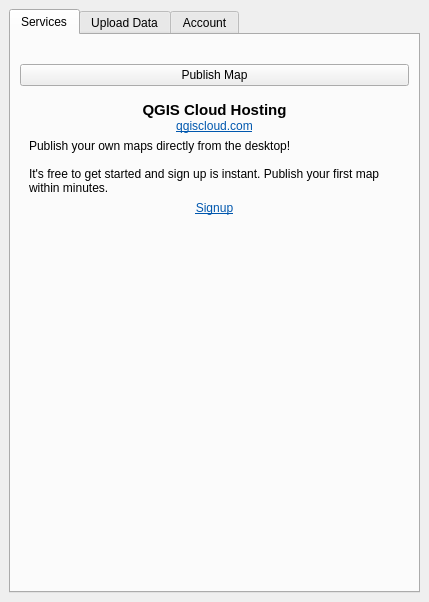
First picture: the form in qgiscloud/ui_qgiscloudplugin.ui, repository qgiscloud/qgis-cloud-plugin, before the edit.
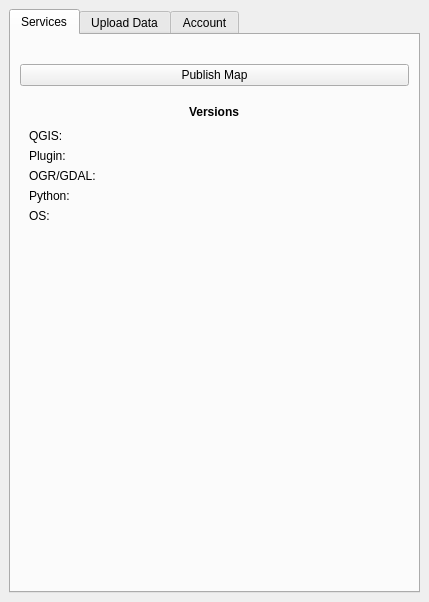
Second picture: the form after the edit. The open tabs and pages were chosen to show the change. Icons and pictures are not drawn.

Commit message: Version info page

```diff
--- a/qgiscloud/ui_qgiscloudplugin.ui
+++ b/qgiscloud/ui_qgiscloudplugin.ui
@@ -126,7 +126,98 @@
             </item>
            </layout>
           </widget>
-          <widget class="QWidget" name="page_2">
+          <widget class="QWidget" name="pageVersions">
+           <layout class="QVBoxLayout" name="verticalLayout_3">
+            <item alignment="Qt::AlignHCenter">
+             <widget class="QLabel" name="label_13">
+              <property name="font">
+               <font>
+                <weight>75</weight>
+                <bold>true</bold>
+               </font>
+              </property>
+              <property name="text">
+               <string>Versions</string>
+              </property>
+             </widget>
+            </item>
+            <item>
+             <layout class="QGridLayout" name="gridLayout_3">
+              <item row="6" column="1">
+               <widget class="QLabel" name="label_15">
+                <property name="text">
+                 <string>Python:</string>
+                </property>
+               </widget>
+              </item>
+              <item row="4" column="2">
+               <widget class="QLabel" name="lblVersionPlugin">
+                <property name="text">
+                 <string/>
+                </property>
+               </widget>
+              </item>
+              <item row="3" column="2">
+               <widget class="QLabel" name="lblVersionQGIS">
+                <property name="text">
+                 <string/>
+                </property>
+               </widget>
+              </item>
+              <item row="5" column="2">
+               <widget class="QLabel" name="lblVersionOGR">
+                <property name="text">
+                 <string/>
+                </property>
+               </widget>
+              </item>
+              <item row="6" column="2">
+               <widget class="QLabel" name="lblVersionPython">
+                <property name="text">
+                 <string/>
+                </property>
+               </widget>
+              </item>
+              <item row="5" column="1">
+               <widget class="QLabel" name="label_14">
+                <property name="text">
+                 <string>OGR/GDAL:</string>
+                </property>
+               </widget>
+              </item>
+              <item row="3" column="1">
+               <widget class="QLabel" name="label_11">
+                <property name="text">
+                 <string>QGIS:</string>
+                </property>
+               </widget>
+              </item>
+              <item row="4" column="1">
+               <widget class="QLabel" name="label_12">
+                <property name="text">
+                 <string>Plugin:</string>
+                </property>
+               </widget>
+              </item>
+              <item row="7" column="1">
+               <widget class="QLabel" name="label_16">
+                <property name="text">
+                 <string>OS:</string>
+                </property>
+               </widget>
+              </item>
+              <item row="7" column="2">
+               <widget class="QLabel" name="lblVersionOS">
+                <property name="text">
+                 <string/>
+                </property>
+               </widget>
+              </item>
+             </layout>
+            </item>
+           </layout>
+          </widget>
+          <widget class="QWidget" name="pageLinks">
            <layout class="QGridLayout" name="gridLayout_2">
             <item row="0" column="0">
              <layout class="QGridLayout" name="gridLayout">
```
Left out of the diff: 2 changed lines with no effect on the pictures. The commit also changes 3 other files.
